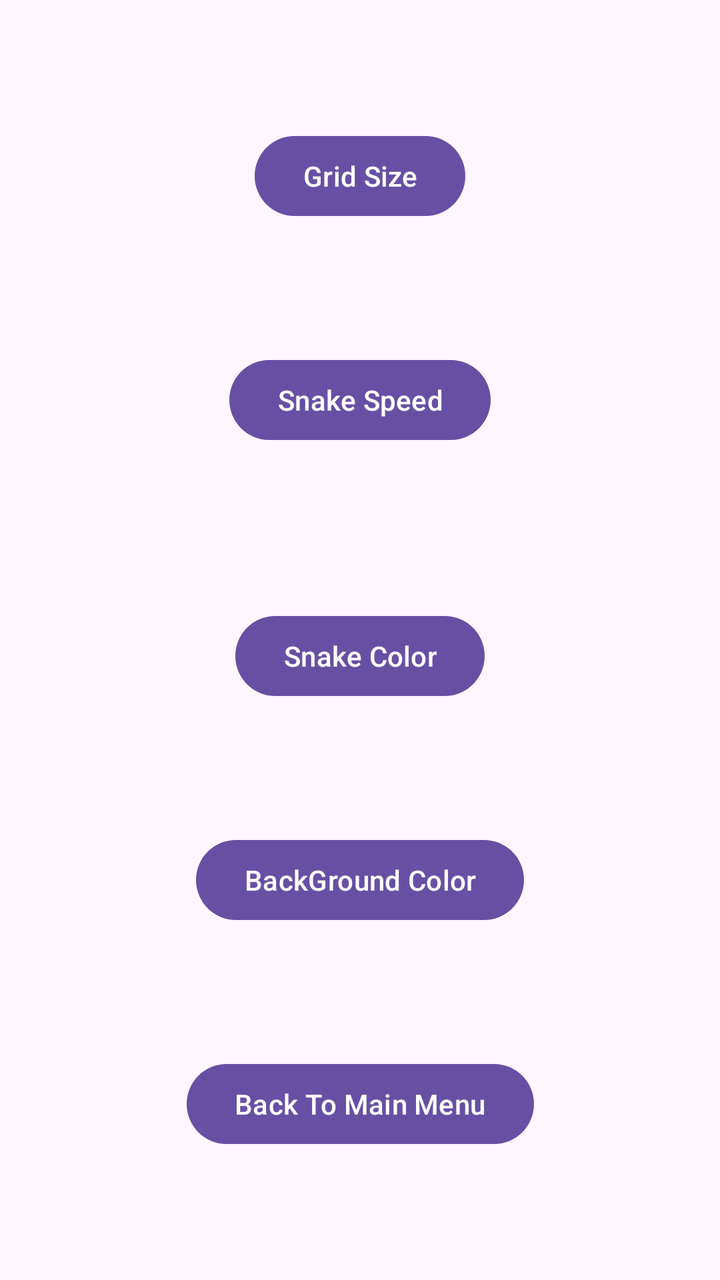
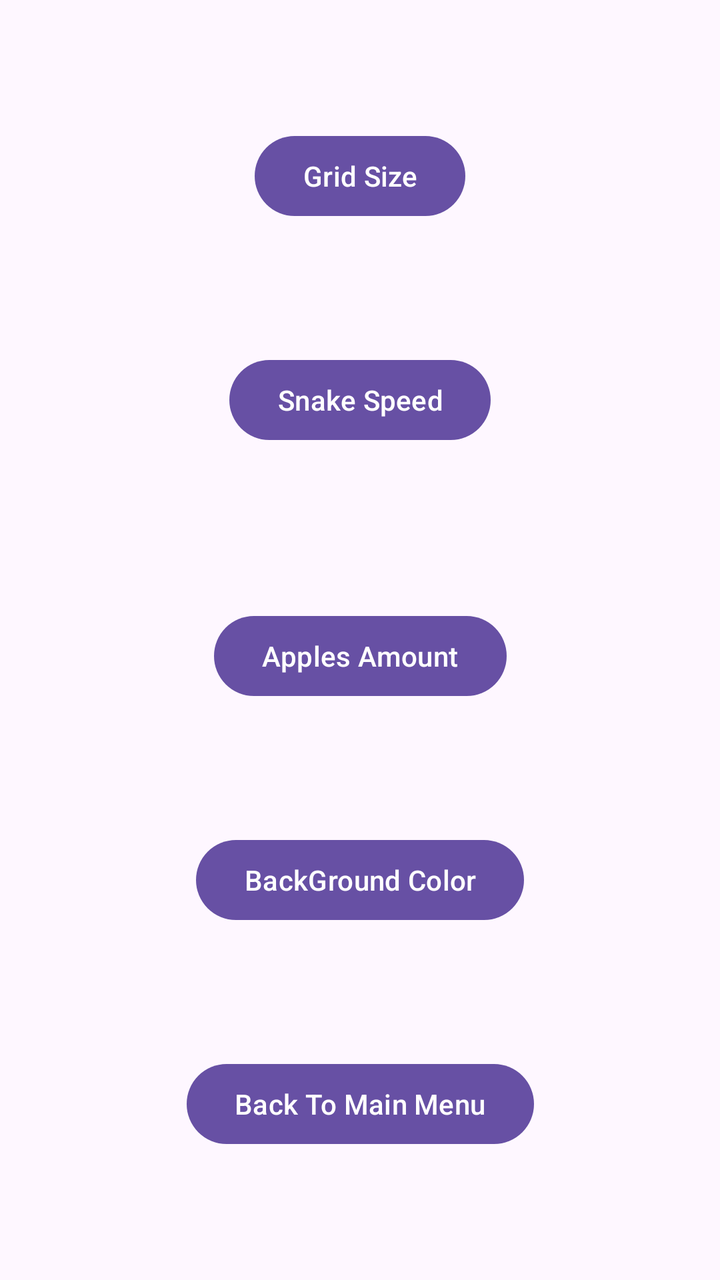

Before-and-after screenshots of an Android layout around one commit, followed by the original layout XML and the change that was made.
<!-- AndroidManifest.xml: application theme Theme.Final_Project_Uriya -->
<!-- res/layout/activity_settings.xml -->
<?xml version="1.0" encoding="utf-8"?>
<androidx.constraintlayout.widget.ConstraintLayout xmlns:android="http://schemas.android.com/apk/res/android"
    xmlns:app="http://schemas.android.com/apk/res-auto"
    xmlns:tools="http://schemas.android.com/tools"
    android:id="@+id/main"
    android:layout_width="match_parent"
    android:layout_height="match_parent"
    tools:context=".SettingsActivity">

    <Button
        android:id="@+id/btnGridSize"
        android:layout_width="wrap_content"
        android:layout_height="wrap_content"
        android:text="Grid Size"
        app:layout_constraintBottom_toTopOf="@+id/btnSnakeSpeed"
        app:layout_constraintEnd_toEndOf="parent"
        app:layout_constraintStart_toStartOf="parent"
        app:layout_constraintTop_toTopOf="parent" />

    <Button
        android:id="@+id/btnSnakeSpeed"
        android:layout_width="wrap_content"
        android:layout_height="wrap_content"
        android:layout_marginBottom="16dp"
        android:text="Snake Speed"
        app:layout_constraintBottom_toTopOf="@+id/btnSnakeColor"
        app:layout_constraintEnd_toEndOf="parent"
        app:layout_constraintStart_toStartOf="parent"
        app:layout_constraintTop_toBottomOf="@+id/btnGridSize" />

    <Button
        android:id="@+id/btnSnakeColor"
        android:layout_width="wrap_content"
        android:layout_height="wrap_content"
        android:text="Snake Color"
        app:layout_constraintBottom_toTopOf="@+id/btnBgColor"
        app:layout_constraintEnd_toEndOf="parent"
        app:layout_constraintStart_toStartOf="parent"
        app:layout_constraintTop_toBottomOf="@+id/btnSnakeSpeed" />

    <Button
        android:id="@+id/btnBgColor"
        android:layout_width="wrap_content"
        android:layout_height="wrap_content"
        android:text="BackGround Color"
        app:layout_constraintBottom_toTopOf="@+id/btnBackToMainMenu"
        app:layout_constraintEnd_toEndOf="parent"
        app:layout_constraintStart_toStartOf="parent"
        app:layout_constraintTop_toBottomOf="@+id/btnSnakeColor" />

    <Button
        android:id="@+id/btnBackToMainMenu"
        android:layout_width="wrap_content"
        android:layout_height="wrap_content"
        android:text="Back To Main Menu"
        app:layout_constraintBottom_toBottomOf="parent"
        app:layout_constraintEnd_toEndOf="parent"
        app:layout_constraintStart_toStartOf="parent"
        app:layout_constraintTop_toBottomOf="@+id/btnBgColor" />

</androidx.constraintlayout.widget.ConstraintLayout>
<!-- resources referenced by this layout -->
<resources>
  <style name="Theme.Final_Project_Uriya" parent="Base.Theme.Final_Project_Uriya" />
  <style name="Base.Theme.Final_Project_Uriya" parent="Theme.Material3.DayNight.NoActionBar">
          
          
      </style>
</resources>

<!-- the commit's change to res/layout/activity_settings.xml (unified diff, before → after) -->
@@ -23,16 +23,16 @@
         android:layout_height="wrap_content"
         android:layout_marginBottom="16dp"
         android:text="Snake Speed"
-        app:layout_constraintBottom_toTopOf="@+id/btnSnakeColor"
+        app:layout_constraintBottom_toTopOf="@+id/btnAppleAmount"
         app:layout_constraintEnd_toEndOf="parent"
         app:layout_constraintStart_toStartOf="parent"
         app:layout_constraintTop_toBottomOf="@+id/btnGridSize" />
 
     <Button
-        android:id="@+id/btnSnakeColor"
+        android:id="@+id/btnAppleAmount"
         android:layout_width="wrap_content"
         android:layout_height="wrap_content"
-        android:text="Snake Color"
+        android:text="Apples Amount"
         app:layout_constraintBottom_toTopOf="@+id/btnBgColor"
         app:layout_constraintEnd_toEndOf="parent"
         app:layout_constraintStart_toStartOf="parent"
@@ -46,7 +46,7 @@
         app:layout_constraintBottom_toTopOf="@+id/btnBackToMainMenu"
         app:layout_constraintEnd_toEndOf="parent"
         app:layout_constraintStart_toStartOf="parent"
-        app:layout_constraintTop_toBottomOf="@+id/btnSnakeColor" />
+        app:layout_constraintTop_toBottomOf="@+id/btnAppleAmount" />
 
     <Button
         android:id="@+id/btnBackToMainMenu"
